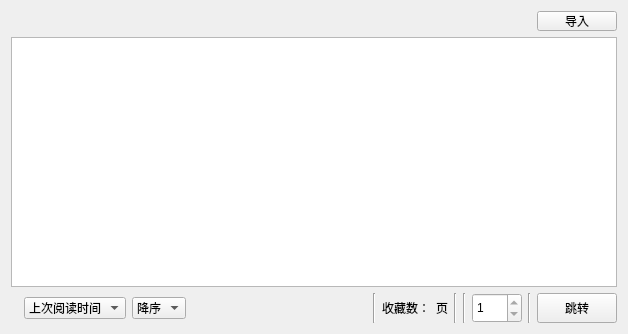
tonquer/JMComic-qt, file ui/ui_local.ui: the form before one commit.
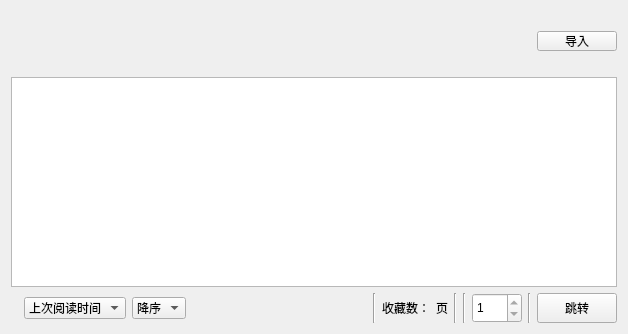
The form after the commit. Custom widgets are drawn as their Qt base class.

Patch:
```diff
--- a/ui/ui_local.ui
+++ b/ui/ui_local.ui
@@ -17,19 +17,45 @@
    <item row="0" column="0">
     <layout class="QHBoxLayout" name="horizontalLayout_2">
      <item>
-      <spacer name="horizontalSpacer_2">
-       <property name="orientation">
-        <enum>Qt::Horizontal</enum>
-       </property>
-       <property name="sizeHint" stdset="0">
+      <widget class="TagListWidget" name="tagsList">
+       <property name="maximumSize">
         <size>
-         <width>40</width>
-         <height>20</height>
+         <width>16777215</width>
+         <height>60</height>
         </size>
        </property>
-      </spacer>
+       <property name="styleSheet">
+        <string notr="true">QListWidget {background-color:transparent;}
+QListWidget::item {
+    background-color:rgb(251, 239, 243);
+    color: rgb(196, 95, 125);
+	border:2px solid red;
+    border-radius: 10px;
+	border-color:rgb(196, 95, 125);
+}
+/* 鼠标在按钮上时，按钮颜色 */
+ QListWidget::item:hover
+{
+    background-color:rgb(21, 85, 154);
+    border-radius: 10px;
+    color: rgb(0, 0, 0);
+}
+ QListWidget::item:selected
+{
+    background-color:rgb(21, 85, 154);
+    border-radius: 10px;
+    color: rgb(0, 0, 0);
+}</string>
+       </property>
+       <property name="frameShape">
+        <enum>QFrame::NoFrame</enum>
+       </property>
+       <property name="spacing">
+        <number>6</number>
+       </property>
+      </widget>
      </item>
-     <item>
+     <item alignment="Qt::AlignRight">
       <widget class="QPushButton" name="toolButton">
        <property name="maximumSize">
         <size>
@@ -211,6 +237,11 @@
    <extends>QListWidget</extends>
    <header location="global">component.list.comic_list_widget.h</header>
   </customwidget>
+  <customwidget>
+   <class>TagListWidget</class>
+   <extends>QListWidget</extends>
+   <header location="global">component.list.tag_list_widget.h</header>
+  </customwidget>
  </customwidgets>
  <resources/>
  <connections>
```
Left out of the diff: 5 changed lines with no effect on the pictures.
